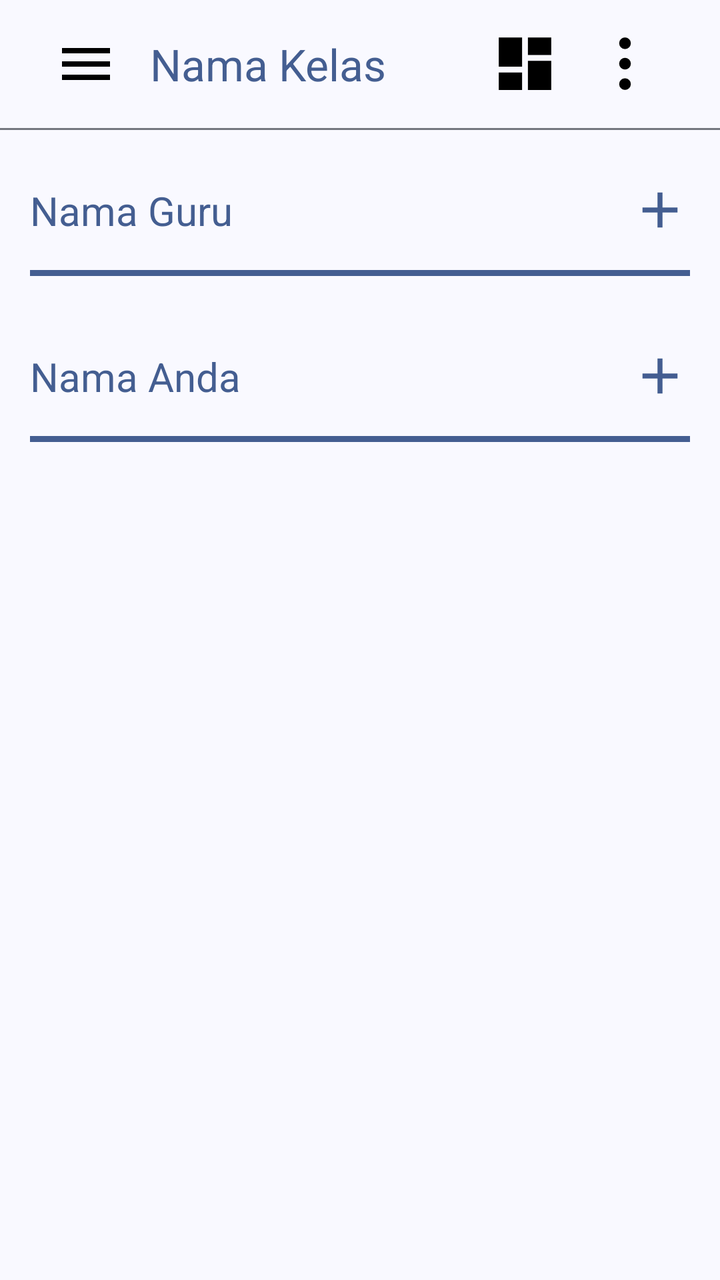
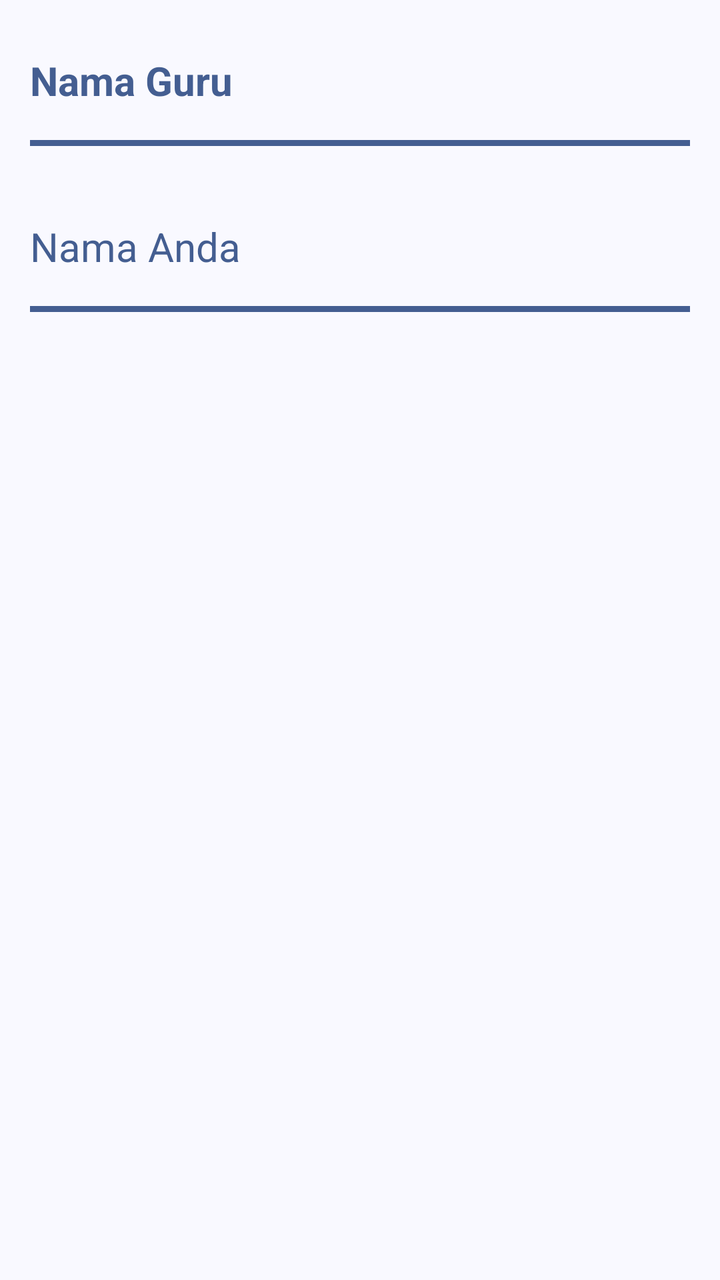

Before-and-after screenshots of an Android layout around one commit, followed by the original layout XML and the change that was made.
<!-- AndroidManifest.xml: application theme Theme.StudyConnect -->
<!-- res/layout/fragment_student_list.xml -->
<?xml version="1.0" encoding="utf-8"?>
<LinearLayout xmlns:android="http://schemas.android.com/apk/res/android"
    xmlns:app="http://schemas.android.com/apk/res-auto"
    xmlns:tools="http://schemas.android.com/tools"
    android:layout_width="match_parent"
    android:layout_height="match_parent"
    android:orientation="vertical"
    tools:context=".ui.class_ui.ForumFragment">

    <androidx.appcompat.widget.Toolbar
        android:id="@+id/toolbar"
        android:layout_width="match_parent"
        android:layout_height="wrap_content"
        android:background="@color/md_theme_background"
        android:paddingStart="15dp"
        android:theme="@style/ThemeOverlay.AppCompat.ActionBar"
        app:navigationIcon="@drawable/ic_menu"
        app:title="@string/text_nama_kelas"
        app:titleTextColor="@color/md_theme_primary"
        tools:ignore="RtlSymmetry">

        <ImageView
            android:id="@+id/settings_tugas"
            android:layout_width="35dp"
            android:layout_height="35dp"
            android:layout_gravity="end"
            android:layout_marginEnd="30dp"
            android:background="@drawable/ic_more"
            android:backgroundTint="@color/black"
            android:contentDescription="@string/text_settings" />

        <ImageView
            android:id="@+id/profile_image"
            android:layout_width="35dp"
            android:layout_height="35dp"
            android:layout_gravity="end"
            android:layout_marginEnd="15dp"
            android:background="@drawable/ic_dashboard_black_24dp"
            android:backgroundTint="@color/black"
            android:contentDescription="@string/text_settings" />
    </androidx.appcompat.widget.Toolbar>

    <View
        android:id="@+id/divider"
        android:layout_width="match_parent"
        android:layout_height="1dp"
        android:background="@color/md_theme_outline" />

    <ScrollView
        android:layout_width="match_parent"
        android:layout_height="wrap_content">

        <androidx.constraintlayout.widget.ConstraintLayout
            android:layout_width="match_parent"
            android:layout_height="wrap_content"
            android:paddingTop="10dp"
            android:paddingBottom="100dp">

            <TextView
                android:id="@+id/textView2"
                android:layout_width="wrap_content"
                android:layout_height="wrap_content"
                android:layout_marginStart="15dp"
                android:text="@string/text_nama_guru"
                android:textColor="@color/md_theme_primary"
                android:textSize="20sp"
                app:layout_constraintBottom_toBottomOf="@+id/imageView3"
                app:layout_constraintStart_toStartOf="parent"
                app:layout_constraintTop_toTopOf="@+id/imageView3" />

            <ImageView
                android:id="@+id/imageView3"
                android:layout_width="30dp"
                android:layout_height="30dp"
                android:layout_margin="15dp"
                android:background="@drawable/ic_add"
                android:backgroundTint="@color/md_theme_primary"
                android:contentDescription="@string/text_add"
                app:layout_constraintEnd_toEndOf="parent"
                app:layout_constraintTop_toTopOf="parent" />

            <View
                android:id="@+id/divider1"
                android:layout_width="0dp"
                android:layout_height="3dp"
                android:layout_marginTop="15dp"
                android:background="@color/md_theme_primary"
                app:layout_constraintEnd_toEndOf="@+id/imageView3"
                app:layout_constraintStart_toStartOf="@+id/textView2"
                app:layout_constraintTop_toBottomOf="@id/imageView3" />

            <androidx.recyclerview.widget.RecyclerView
                android:id="@+id/rv_guru_list"
                android:layout_width="match_parent"
                android:layout_height="wrap_content"
                android:padding="10dp"
                app:layout_constraintEnd_toEndOf="parent"
                app:layout_constraintStart_toStartOf="parent"
                app:layout_constraintTop_toBottomOf="@+id/divider1"
                tools:listitem="@layout/item_guru_list" />

            <TextView
                android:id="@+id/textView3"
                android:layout_width="wrap_content"
                android:layout_height="wrap_content"
                android:layout_marginStart="15dp"
                android:text="@string/text_nama_anda"
                android:textColor="@color/md_theme_primary"
                android:textSize="20sp"
                app:layout_constraintBottom_toBottomOf="@+id/imageView4"
                app:layout_constraintStart_toStartOf="parent"
                app:layout_constraintTop_toTopOf="@+id/imageView4" />

            <ImageView
                android:id="@+id/imageView4"
                android:layout_width="30dp"
                android:layout_height="30dp"
                android:layout_margin="15dp"
                android:background="@drawable/ic_add"
                android:backgroundTint="@color/md_theme_primary"
                android:contentDescription="@string/text_add"
                app:layout_constraintEnd_toEndOf="parent"
                app:layout_constraintTop_toBottomOf="@id/rv_guru_list" />

            <View
                android:id="@+id/divider2"
                android:layout_width="0dp"
                android:layout_height="3dp"
                android:layout_marginTop="15dp"
                android:background="@color/md_theme_primary"
                app:layout_constraintEnd_toEndOf="@+id/imageView4"
                app:layout_constraintStart_toStartOf="@+id/textView3"
                app:layout_constraintTop_toBottomOf="@id/imageView4" />

            <androidx.recyclerview.widget.RecyclerView
                android:id="@+id/rv_siswa_list"
                android:layout_width="match_parent"
                android:layout_height="wrap_content"
                android:padding="10dp"
                app:layout_constraintEnd_toEndOf="parent"
                app:layout_constraintStart_toStartOf="parent"
                app:layout_constraintTop_toBottomOf="@+id/divider2"
                tools:listitem="@layout/item_siswa_list" />
        </androidx.constraintlayout.widget.ConstraintLayout>
    </ScrollView>
</LinearLayout>
<!-- res/layout/item_guru_list.xml (included above) -->
<?xml version="1.0" encoding="utf-8"?>
<androidx.constraintlayout.widget.ConstraintLayout xmlns:android="http://schemas.android.com/apk/res/android"
    xmlns:app="http://schemas.android.com/apk/res-auto"
    android:layout_width="match_parent"
    android:layout_height="wrap_content"
    android:layout_marginTop="5dp">

    <com.google.android.material.card.MaterialCardView
        android:id="@+id/materialCardView3"
        android:layout_width="50dp"
        android:layout_height="50dp"
        android:layout_margin="15dp"
        app:cardCornerRadius="50dp"
        app:layout_constraintStart_toStartOf="parent"
        app:layout_constraintTop_toTopOf="parent">

        <ImageView
            android:id="@+id/iv_profile_guru"
            android:layout_width="match_parent"
            android:layout_height="match_parent"
            android:background="@drawable/powder_smoke"
            android:contentDescription="@string/text_profile" />
    </com.google.android.material.card.MaterialCardView>

    <TextView
        android:layout_width="wrap_content"
        android:layout_height="wrap_content"
        android:layout_marginStart="20dp"
        android:text="@string/text_nama_guru"
        app:layout_constraintBottom_toBottomOf="@+id/materialCardView3"
        app:layout_constraintStart_toEndOf="@+id/materialCardView3"
        app:layout_constraintTop_toTopOf="@+id/materialCardView3" />
</androidx.constraintlayout.widget.ConstraintLayout>
<!-- res/layout/item_siswa_list.xml (included above) -->
<?xml version="1.0" encoding="utf-8"?>
<androidx.constraintlayout.widget.ConstraintLayout xmlns:android="http://schemas.android.com/apk/res/android"
    xmlns:app="http://schemas.android.com/apk/res-auto"
    android:layout_width="match_parent"
    android:layout_height="wrap_content"
    android:layout_marginTop="5dp">

    <com.google.android.material.card.MaterialCardView
        android:id="@+id/materialCardView3"
        android:layout_width="50dp"
        android:layout_height="50dp"
        android:layout_margin="15dp"
        app:cardCornerRadius="50dp"
        app:layout_constraintStart_toStartOf="parent"
        app:layout_constraintTop_toTopOf="parent">

        <ImageView
            android:id="@+id/iv_profile_pict"
            android:layout_width="match_parent"
            android:layout_height="match_parent"
            android:background="@drawable/powder_smoke"
            android:contentDescription="@string/text_profile" />
    </com.google.android.material.card.MaterialCardView>

    <TextView
        android:layout_width="wrap_content"
        android:layout_height="wrap_content"
        android:layout_marginStart="20dp"
        android:text="@string/text_nama_anda"
        app:layout_constraintBottom_toBottomOf="@+id/materialCardView3"
        app:layout_constraintStart_toEndOf="@+id/materialCardView3"
        app:layout_constraintTop_toTopOf="@+id/materialCardView3" />

    <ImageView
        android:layout_width="30dp"
        android:layout_height="30dp"
        android:layout_margin="15dp"
        android:background="@drawable/ic_more"
        android:backgroundTint="@color/black"
        android:contentDescription="@string/text_settings"
        app:layout_constraintEnd_toEndOf="parent"
        app:layout_constraintTop_toTopOf="parent" />
</androidx.constraintlayout.widget.ConstraintLayout>
<!-- resources referenced by this layout -->
<resources>
  <!-- drawable ic_dashboard_black_24dp (drawable) -->
  <vector xmlns:android="http://schemas.android.com/apk/res/android"
      android:width="24dp"
      android:height="24dp"
      android:viewportWidth="24.0"
      android:viewportHeight="24.0">
      <path
          android:fillColor="#FF000000"
          android:pathData="M3,13h8L11,3L3,3v10zM3,21h8v-6L3,15v6zM13,21h8L21,11h-8v10zM13,3v6h8L21,3h-8z" />
  </vector>
  <!-- drawable ic_menu (drawable) -->
  <vector xmlns:android="http://schemas.android.com/apk/res/android"
      android:width="32dp"
      android:height="32dp"
      android:tint="#000000"
      android:viewportWidth="24"
      android:viewportHeight="24">
  
      <path
          android:fillColor="@android:color/white"
          android:pathData="M3,18h18v-2L3,16v2zM3,13h18v-2L3,11v2zM3,6v2h18L21,6L3,6z" />
  
  </vector>
  <string name="text_nama_kelas">Nama Kelas</string>
  <style name="Base.Theme.StudyConnect" parent="Theme.Material3.Light.NoActionBar">
          
          <item name="android:statusBarColor">@android:color/transparent</item>
          <item name="android:windowTranslucentStatus">true</item>
          <item name="fontFamily">@font/poppins_medium</item>
  
          
          <item name="colorPrimary">@color/md_theme_primary</item>
          <item name="colorOnPrimary">@color/md_theme_onPrimary</item>
          <item name="colorPrimaryContainer">@color/md_theme_primaryContainer</item>
          <item name="colorOnPrimaryContainer">@color/md_theme_onPrimaryContainer</item>
          <item name="colorSecondary">@color/md_theme_secondary</item>
          <item name="colorOnSecondary">@color/md_theme_onSecondary</item>
          <item name="colorSecondaryContainer">@color/md_theme_secondaryContainer</item>
          <item name="colorOnSecondaryContainer">@color/md_theme_onSecondaryContainer</item>
          <item name="colorTertiary">@color/md_theme_tertiary</item>
          <item name="colorOnTertiary">@color/md_theme_onTertiary</item>
          <item name="colorTertiaryContainer">@color/md_theme_tertiaryContainer</item>
          <item name="colorOnTertiaryContainer">@color/md_theme_onTertiaryContainer</item>
          <item name="colorError">@color/md_theme_error</item>
          <item name="colorOnError">@color/md_theme_onError</item>
          <item name="colorErrorContainer">@color/md_theme_errorContainer</item>
          <item name="colorOnErrorContainer">@color/md_theme_onErrorContainer</item>
          <item name="android:colorBackground">@color/md_theme_background</item>
          <item name="colorOnBackground">@color/md_theme_onBackground</item>
          <item name="colorSurface">@color/md_theme_surface</item>
          <item name="colorOnSurface">@color/md_theme_onSurface</item>
          <item name="colorSurfaceVariant">@color/md_theme_surfaceVariant</item>
          <item name="colorOnSurfaceVariant">@color/md_theme_onSurfaceVariant</item>
          <item name="colorOutline">@color/md_theme_outline</item>
          <item name="colorOutlineVariant">@color/md_theme_outlineVariant</item>
          <item name="colorSurfaceInverse">@color/md_theme_inverseSurface</item>
          <item name="colorOnSurfaceInverse">@color/md_theme_inverseOnSurface</item>
          <item name="colorPrimaryInverse">@color/md_theme_inversePrimary</item>
          <item name="colorPrimaryFixed">@color/md_theme_primaryFixed</item>
          <item name="colorOnPrimaryFixed">@color/md_theme_onPrimaryFixed</item>
          <item name="colorPrimaryFixedDim">@color/md_theme_primaryFixedDim</item>
          <item name="colorOnPrimaryFixedVariant">@color/md_theme_onPrimaryFixedVariant</item>
          <item name="colorSecondaryFixed">@color/md_theme_secondaryFixed</item>
          <item name="colorOnSecondaryFixed">@color/md_theme_onSecondaryFixed</item>
          <item name="colorSecondaryFixedDim">@color/md_theme_secondaryFixedDim</item>
          <item name="colorOnSecondaryFixedVariant">@color/md_theme_onSecondaryFixedVariant</item>
          <item name="colorTertiaryFixed">@color/md_theme_tertiaryFixed</item>
          <item name="colorOnTertiaryFixed">@color/md_theme_onTertiaryFixed</item>
          <item name="colorTertiaryFixedDim">@color/md_theme_tertiaryFixedDim</item>
          <item name="colorOnTertiaryFixedVariant">@color/md_theme_onTertiaryFixedVariant</item>
          <item name="colorSurfaceDim">@color/md_theme_surfaceDim</item>
          <item name="colorSurfaceBright">@color/md_theme_surfaceBright</item>
          <item name="colorSurfaceContainerLowest">@color/md_theme_surfaceContainerLowest</item>
          <item name="colorSurfaceContainerLow">@color/md_theme_surfaceContainerLow</item>
          <item name="colorSurfaceContainer">@color/md_theme_surfaceContainer</item>
          <item name="colorSurfaceContainerHigh">@color/md_theme_surfaceContainerHigh</item>
          <item name="colorSurfaceContainerHighest">@color/md_theme_surfaceContainerHighest</item>
      </style>
  <!-- unchanged entries left out for length: 57 -->
</resources>

<!-- the commit's change to res/layout/fragment_student_list.xml (unified diff, before → after) -->
@@ -5,50 +5,12 @@
     android:layout_width="match_parent"
     android:layout_height="match_parent"
     android:orientation="vertical"
-    tools:context=".ui.class_ui.ForumFragment">
-
-    <androidx.appcompat.widget.Toolbar
-        android:id="@+id/toolbar"
-        android:layout_width="match_parent"
-        android:layout_height="wrap_content"
-        android:background="@color/md_theme_background"
-        android:paddingStart="15dp"
-        android:theme="@style/ThemeOverlay.AppCompat.ActionBar"
-        app:navigationIcon="@drawable/ic_menu"
-        app:title="@string/text_nama_kelas"
-        app:titleTextColor="@color/md_theme_primary"
-        tools:ignore="RtlSymmetry">
-
-        <ImageView
-            android:id="@+id/settings_tugas"
-            android:layout_width="35dp"
-            android:layout_height="35dp"
-            android:layout_gravity="end"
-            android:layout_marginEnd="30dp"
-            android:background="@drawable/ic_more"
-            android:backgroundTint="@color/black"
-            android:contentDescription="@string/text_settings" />
-
-        <ImageView
-            android:id="@+id/profile_image"
-            android:layout_width="35dp"
-            android:layout_height="35dp"
-            android:layout_gravity="end"
-            android:layout_marginEnd="15dp"
-            android:background="@drawable/ic_dashboard_black_24dp"
-            android:backgroundTint="@color/black"
-            android:contentDescription="@string/text_settings" />
-    </androidx.appcompat.widget.Toolbar>
-
-    <View
-        android:id="@+id/divider"
-        android:layout_width="match_parent"
-        android:layout_height="1dp"
-        android:background="@color/md_theme_outline" />
+    tools:context=".ui.class_ui.StudentListFragment">
 
     <ScrollView
         android:layout_width="match_parent"
-        android:layout_height="wrap_content">
+        android:layout_height="0dp"
+        android:layout_weight="1">
 
         <androidx.constraintlayout.widget.ConstraintLayout
             android:layout_width="match_parent"
@@ -62,6 +24,7 @@
                 android:layout_height="wrap_content"
                 android:layout_marginStart="15dp"
                 android:text="@string/text_nama_guru"
+                android:textStyle="bold"
                 android:textColor="@color/md_theme_primary"
                 android:textSize="20sp"
                 app:layout_constraintBottom_toBottomOf="@+id/imageView3"
@@ -76,6 +39,7 @@
                 android:background="@drawable/ic_add"
                 android:backgroundTint="@color/md_theme_primary"
                 android:contentDescription="@string/text_add"
+                android:visibility="invisible"
                 app:layout_constraintEnd_toEndOf="parent"
                 app:layout_constraintTop_toTopOf="parent" />
 
@@ -119,6 +83,7 @@
                 android:background="@drawable/ic_add"
                 android:backgroundTint="@color/md_theme_primary"
                 android:contentDescription="@string/text_add"
+                android:visibility="invisible"
                 app:layout_constraintEnd_toEndOf="parent"
                 app:layout_constraintTop_toBottomOf="@id/rv_guru_list" />
 
<!-- resource entries referenced after the edit -->
@@ -1,33 +1,7 @@
 <!-- resources referenced by this layout -->
 <resources>
-  <!-- drawable ic_dashboard_black_24dp (drawable) -->
-  <vector xmlns:android="http://schemas.android.com/apk/res/android"
-      android:width="24dp"
-      android:height="24dp"
-      android:viewportWidth="24.0"
-      android:viewportHeight="24.0">
-      <path
-          android:fillColor="#FF000000"
-          android:pathData="M3,13h8L11,3L3,3v10zM3,21h8v-6L3,15v6zM13,21h8L21,11h-8v10zM13,3v6h8L21,3h-8z" />
-  </vector>
-  <!-- drawable ic_menu (drawable) -->
-  <vector xmlns:android="http://schemas.android.com/apk/res/android"
-      android:width="32dp"
-      android:height="32dp"
-      android:tint="#000000"
-      android:viewportWidth="24"
-      android:viewportHeight="24">
-  
-      <path
-          android:fillColor="@android:color/white"
-          android:pathData="M3,18h18v-2L3,16v2zM3,13h18v-2L3,11v2zM3,6v2h18L21,6L3,6z" />
-  
-  </vector>
-  <string name="text_nama_kelas">Nama Kelas</string>
   <style name="Base.Theme.StudyConnect" parent="Theme.Material3.Light.NoActionBar">
           
-          <item name="android:statusBarColor">@android:color/transparent</item>
-          <item name="android:windowTranslucentStatus">true</item>
           <item name="fontFamily">@font/poppins_medium</item>
   
           
